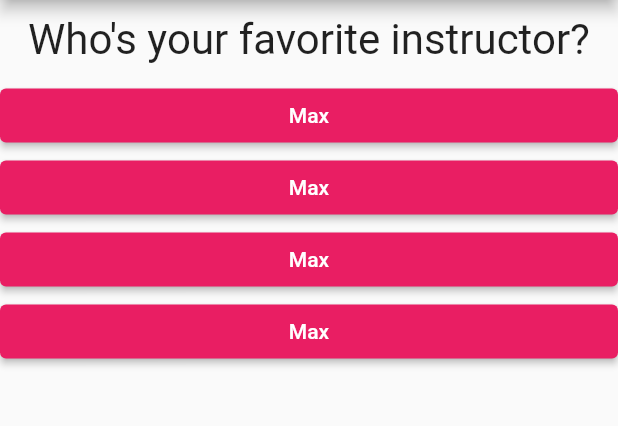
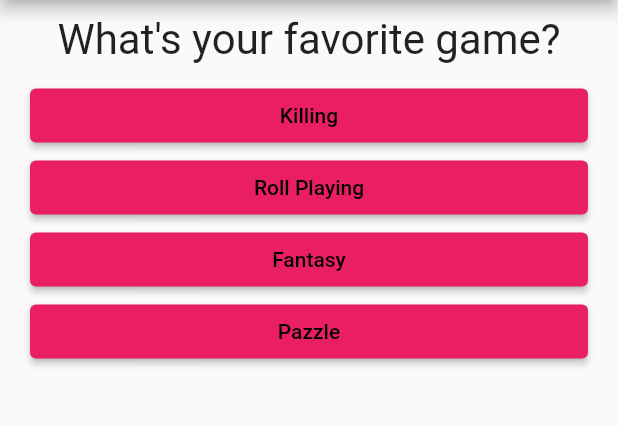
Before and after one commit to KenshinYamamoto/diagnosis_app, a Flutter app: the screen it shows after launch, after a tap on "Black", after a tap on "Snake", on a phone screen of 412 x 824 dp, the part 84-510 px from its top. Run offline on Flutter 3.47's test engine with Material 2 defaults, Android fonts, the phone set to English and light mode, and no system bars.

Commit message:
Complete: Diagnosis app

```diff
--- a/lib/answer.dart
+++ b/lib/answer.dart
@@ -10,14 +10,16 @@ class Answer extends StatelessWidget {
   @override
   Widget build(BuildContext context) {
     return Container(
+      margin: EdgeInsets.only(left: 20, right: 20),
       width: double.infinity, // これでContainerが取得できる最大限のサイズを設定できる
       child: ElevatedButton(
         child: Text(answerText), // Buttonのtextを設定
-        onPressed: () => selectHandler(), // ボタンが押されたらselectHandlerを実行
+        onPressed: selectHandler, // ボタンが押されたらselectHandlerを実行
         style: ButtonStyle(
           // ボタンのスタイル設定
           backgroundColor: MaterialStateProperty.all(Colors.pink), // 背景色設定
-        ),
+          foregroundColor: MaterialStateProperty.all(Colors.black),
+        ), // 文字列色設定
       ),
     );
   }
--- a/lib/main.dart
+++ b/lib/main.dart
@@ -1,7 +1,7 @@
 import 'package:flutter/material.dart';
 
-import './question.dart';
-import './answer.dart';
+import './quiz.dart';
+import './result.dart';
 
 // void main() {
 //   runApp(MyApp()); // runAppの中でMyAppをインスタンス化する
@@ -17,55 +17,70 @@ class _MyApp extends StatefulWidget {
 }
 
 class MyAppState extends State<_MyApp> {
-  int questionIndex = 0;
+  int _questionIndex = 0;
+  int _totalScore = 0;
 
-  void _answerQuestion() {
+  final List<Map<String, Object>> _questions = const [
+    {
+      'questionText': 'What\'s your favorite color?',
+      'answers': [
+        {'text': 'Black', 'score': 10},
+        {'text': 'Red', 'score': 6},
+        {'text': 'Green', 'score': 4},
+        {'text': 'White', 'score': 1}
+      ],
+    },
+    {
+      'questionText': 'What\'s your favorite animal?',
+      'answers': [
+        {'text': 'Rabbit', 'score': 1},
+        {'text': 'Snake', 'score': 8},
+        {'text': 'Elephant', 'score': 5},
+        {'text': 'Lion', 'score': 6}
+      ],
+    },
+    {
+      'questionText': 'What\'s your favorite game?',
+      'answers': [
+        {'text': 'Killing', 'score': 10},
+        {'text': 'Roll Playing', 'score': 3},
+        {'text': 'Fantasy', 'score': 5},
+        {'text': 'Pazzle', 'score': 4}
+      ],
+    },
+  ];
+
+  void _answerQuestion(int score) {
+    _totalScore += score;
     setState(() {
       // 変化するものをsetState内に入れる。そうすると、状態が保持される。(StatefulWidgetでのみ使用可能)
-      questionIndex++;
+      _questionIndex++;
     });
-    print(questionIndex);
+    print(_questionIndex);
+  }
+
+  void _resetQuiz() {
+    // 変数を変化させるので、setState内に記述することを忘れないでください。
+    setState(() {
+      _questionIndex = 0;
+      _totalScore = 0;
+    });
   }
 
   @override
   Widget build(BuildContext context) {
-    List<Map<String, Object>> questions = [
-      {
-        'questionText': 'What\'s your favorite color?',
-        'answers': ['Black', 'Red', 'Green', 'White'],
-      },
-      {
-        'questionText': 'What\'s your favorite animal?',
-        'answers': ['Rabbit', 'Snake', 'Elephant', 'Lion'],
-      },
-      {
-        'questionText': 'Who\'s your favorite instructor?',
-        'answers': ['Max', 'Max', 'Max', 'Max'],
-      },
-    ];
-
     return MaterialApp(
       home: Scaffold(
         appBar: AppBar(
           title: Text('My First App'),
         ),
-        body: Column(
-          // Columnで縦並び、Rowで横並び
-          children: [
-            // Columnでは、childrenの名前付き引数で、Listを渡す
-            // Questionウィジェットに質問文(文字列)を渡す
-            // この書き方で、List<Map<String, Object>>からkey指定してvalueを取ってくることが可能である。
-            Question(questions[questionIndex]['questionText']),
-            // Answerウィジェットに答えの文字列をmapで渡す
-            // questionsのquestionIndex番号のMapの中から、answersをkeyとして持つものをList<String>として取得し、mapで回し、1つずつAnswerに渡す
-            // スプレッド演算子で、Answerから返ってきたボタンを1つずつこのbodyのchildrenに追加する
-            ...(questions[questionIndex]['answers'] as List<String>)
-                .map((answer) {
-              return Answer(_answerQuestion,
-                  answer); // Answerに渡すのはあくまで関数の「ポインタ」。なので、Answer側からquestionIndexにアクセス可能
-            }).toList() // これがリストであることを確認してから生成されたAnswerWidgetをChildrenに追加する。その為のtoList()
-          ],
-        ),
+        body: _questionIndex < _questions.length
+            ? Quiz(
+                answerQuestion: _answerQuestion,
+                questionIndex: _questionIndex,
+                questions: _questions,
+              )
+            : Result(_totalScore, _resetQuiz),
       ),
     );
   }
--- /dev/null
+++ b/lib/quiz.dart
@@ -0,0 +1,38 @@
+import 'package:flutter/material.dart';
+
+import './question.dart';
+import './answer.dart';
+
+class Quiz extends StatelessWidget {
+  final List<Map<String, Object>> questions;
+  final int questionIndex;
+  final Function answerQuestion;
+
+  Quiz(
+      {@required this.questions,
+      @required this.answerQuestion,
+      @required this.questionIndex});
+
+  @override
+  Widget build(BuildContext context) {
+    return Column(
+      // Columnで縦並び、Rowで横並び
+      children: [
+        // Columnでは、childrenの名前付き引数で、Listを渡す
+        // Questionウィジェットに質問文(文字列)を渡す
+        // この書き方で、List<Map<String, Object>>からkey指定してvalueを取ってくることが可能である。
+        Question(questions[questionIndex]['questionText']),
+        // Answerウィジェットに答えの文字列をmapで渡す
+        // questionsのquestionIndex番号のMapの中から、answersをkeyとして持つものをList<String>として取得し、mapで回し、1つずつAnswerに渡す
+        // スプレッド演算子で、Answerから返ってきたボタンを1つずつこのbodyのchildrenに追加する
+        ...(questions[questionIndex]['answers'] as List<Map<String, Object>>)
+            .map((answer) {
+          return Answer(
+              () => answerQuestion(answer['score']),
+              answer[
+                  'text']); // Answerに渡すのはあくまで関数の「ポインタ」。なので、Answer側からquestionIndexにアクセス可能
+        }).toList() // これがリストであることを確認してから生成されたAnswerWidgetをChildrenに追加する。その為のtoList()
+      ],
+    );
+  }
+}
```
Also changed, not shown: lib/result.dart (added, +44 -0 lines).
